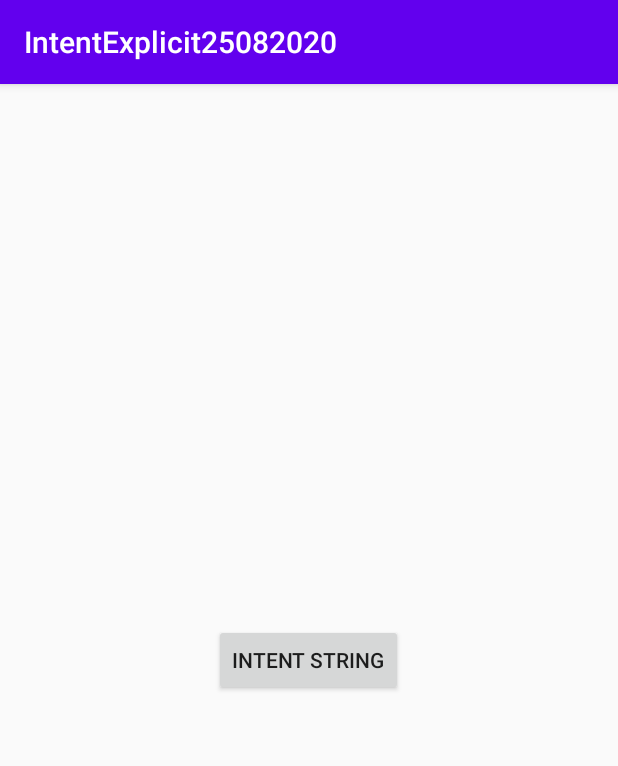
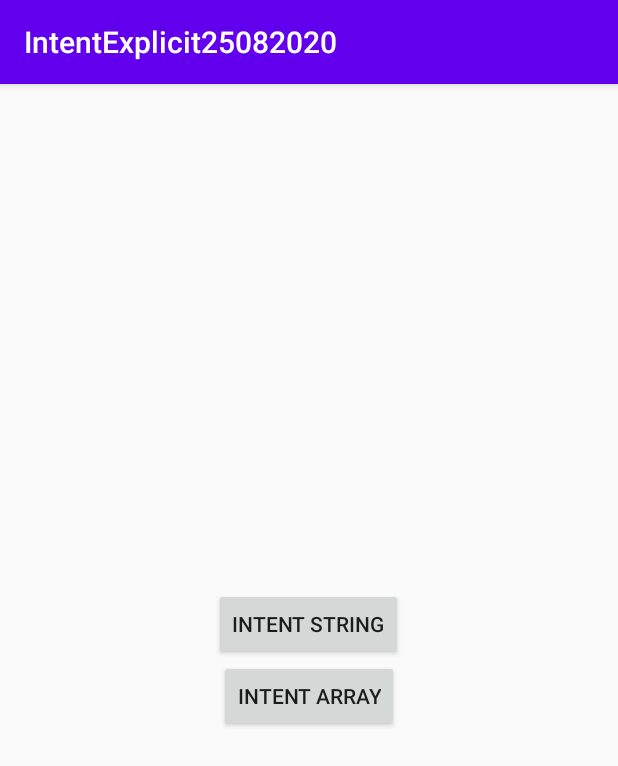
Before and after one commit to phamtanphat/IntentExplicit25082020, an Android app: the screen it shows after launch (MainActivity), on a phone screen of 412 x 824 dp. Shown: the top 766 px of the screen. Run offline under Robolectric (Android 15) with nearby library versions, the phone set to English and light mode, and no system bars.

Commit message:
send int array

```diff
--- a/app/src/main/java/com/example/intentexplicit25082020/AppConstant.java
+++ b/app/src/main/java/com/example/intentexplicit25082020/AppConstant.java
@@ -2,4 +2,5 @@ package com.example.intentexplicit25082020;
 
 public class AppConstant {
     public static final String KEY_STRING = "STRING";
+    public static final String KEY_ARRAY = "ARRAY";
 }
--- a/app/src/main/res/layout/activity_main.xml
+++ b/app/src/main/res/layout/activity_main.xml
@@ -8,10 +8,15 @@
     android:orientation="vertical"
     tools:context=".MainActivity">
 
-        <Button
-            android:text="Intent String"
-            android:id="@+id/buttonString"
-            android:layout_width="wrap_content"
-            android:layout_height="wrap_content"/>
+    <Button
+        android:id="@+id/buttonString"
+        android:layout_width="wrap_content"
+        android:layout_height="wrap_content"
+        android:text="Intent String" />
+    <Button
+        android:id="@+id/buttonArray"
+        android:layout_width="wrap_content"
+        android:layout_height="wrap_content"
+        android:text="Intent Array" />
 
 </LinearLayout>
```
Also changed, not shown: app/src/main/java/com/example/intentexplicit25082020/MainActivity.java (+10 -0 lines), app/src/main/java/com/example/intentexplicit25082020/MainActivity2.java (+8 -2 lines).
